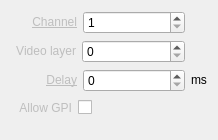
First picture: the form in Widgets/Inspector/InspectorOutputWidget.ui, repository CasparCG/client, before the edit.
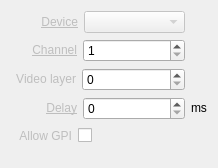
Second picture: the form after the edit.

Commit message: - Moved device list to output in the inspector. - Refactoring all items to support the new events. - Fixed blend mode bug in the CasparDevice.cpp.

```diff
--- a/Widgets/Inspector/InspectorOutputWidget.ui
+++ b/Widgets/Inspector/InspectorOutputWidget.ui
@@ -7,7 +7,7 @@
     <x>0</x>
     <y>0</y>
     <width>218</width>
-    <height>140</height>
+    <height>168</height>
    </rect>
   </property>
   <property name="sizePolicy">
@@ -17,6 +17,65 @@
    </sizepolicy>
   </property>
   <layout class="QVBoxLayout" name="verticalLayout">
+   <item>
+    <layout class="QHBoxLayout" name="horizontalLayoutDevice">
+     <item>
+      <spacer name="horizontalSpacerDevice1">
+       <property name="orientation">
+        <enum>Qt::Horizontal</enum>
+       </property>
+       <property name="sizeType">
+        <enum>QSizePolicy::Fixed</enum>
+       </property>
+       <property name="sizeHint" stdset="0">
+        <size>
+         <width>30</width>
+         <height>20</height>
+        </size>
+       </property>
+      </spacer>
+     </item>
+     <item>
+      <widget class="QLabel" name="labelDeviceName">
+       <property name="text">
+        <string>&lt;a href=&quot;Device&quot; style=&quot;color: #BEBEBE;&quot;&gt;Device&lt;/a&gt;</string>
+       </property>
+       <property name="alignment">
+        <set>Qt::AlignRight|Qt::AlignTrailing|Qt::AlignVCenter</set>
+       </property>
+      </widget>
+     </item>
+     <item>
+      <widget class="QComboBox" name="comboBoxDevice">
+       <property name="enabled">
+        <bool>false</bool>
+       </property>
+       <property name="sizePolicy">
+        <sizepolicy hsizetype="Expanding" vsizetype="Fixed">
+         <horstretch>0</horstretch>
+         <verstretch>0</verstretch>
+        </sizepolicy>
+       </property>
+      </widget>
+     </item>
+     <item>
+      <spacer name="horizontalSpacerDevice2">
+       <property name="orientation">
+        <enum>Qt::Horizontal</enum>
+       </property>
+       <property name="sizeType">
+        <enum>QSizePolicy::Fixed</enum>
+       </property>
+       <property name="sizeHint" stdset="0">
+        <size>
+         <width>22</width>
+         <height>20</height>
+        </size>
+       </property>
+      </spacer>
+     </item>
+    </layout>
+   </item>
    <item>
     <layout class="QHBoxLayout" name="horizontalLayoutChannel">
      <item>
```
Left out of the diff: 49 changed lines with no effect on the pictures. The commit also changes 33 other files.
